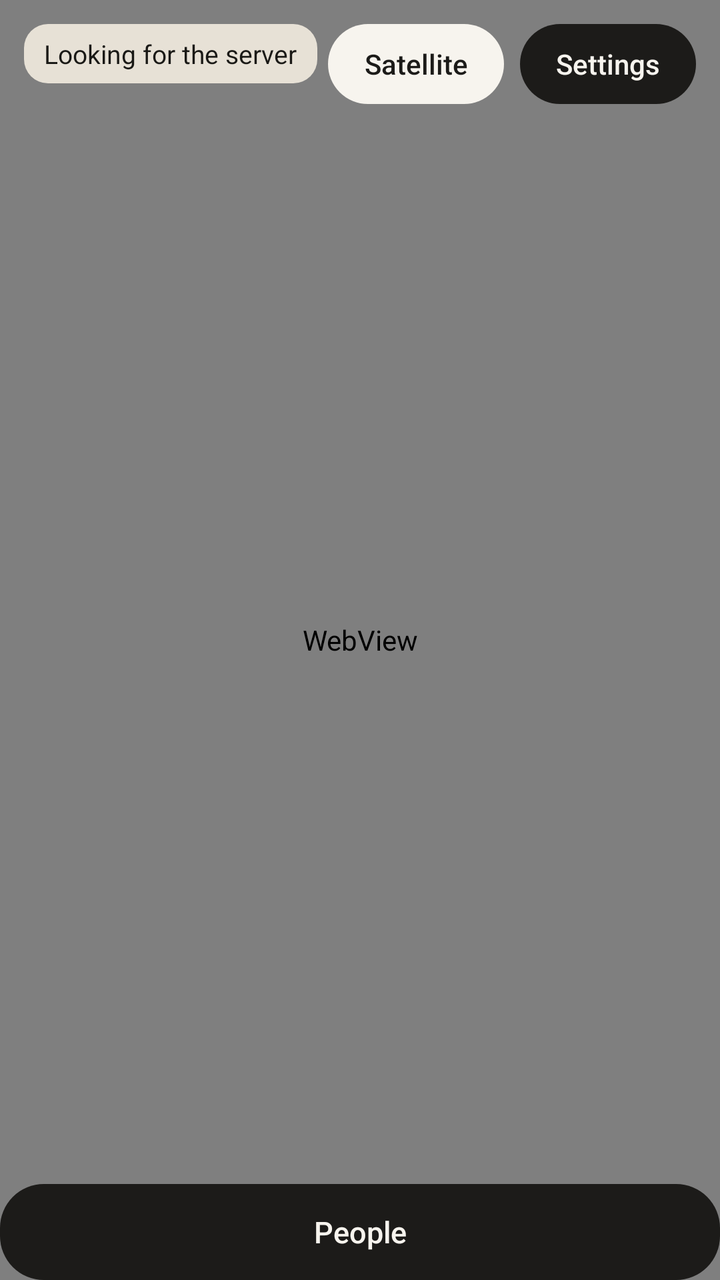
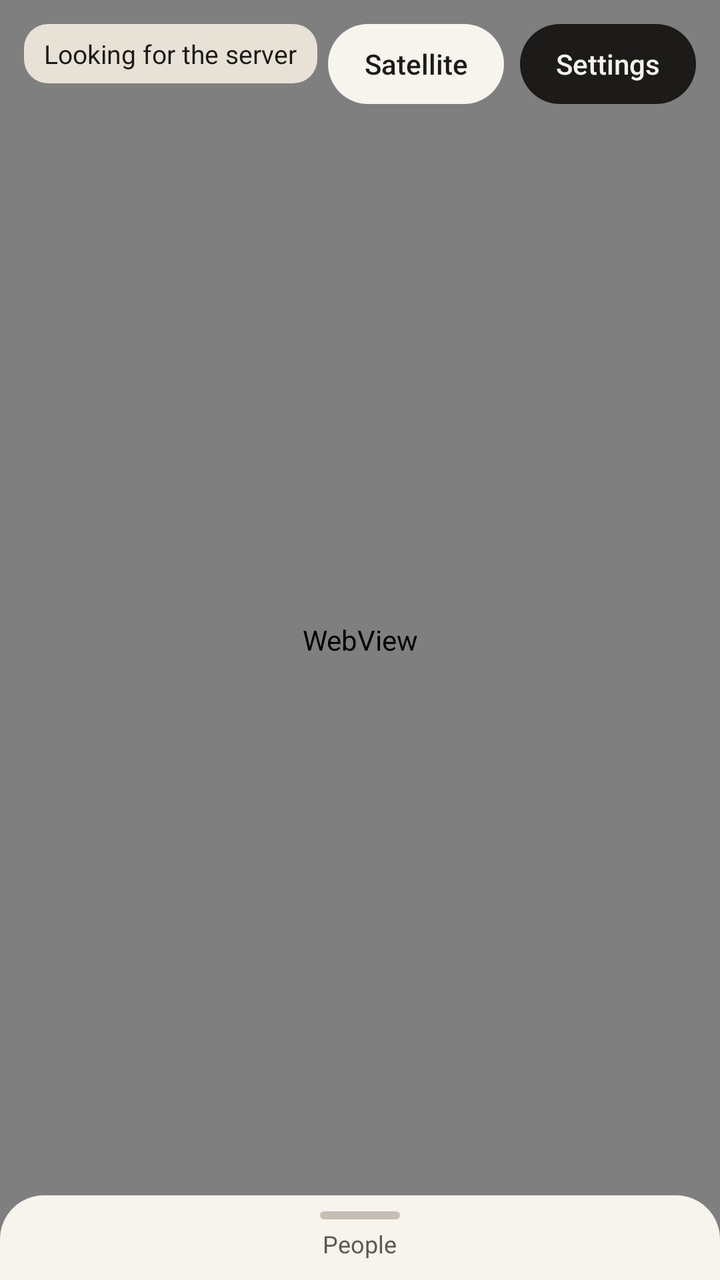

Before-and-after screenshots of an Android layout around one commit, followed by the original layout XML and the change that was made.
<!-- AndroidManifest.xml: application theme android:Theme.Material.Light.NoActionBar -->
<!-- res/layout/activity_map.xml -->
<?xml version="1.0" encoding="utf-8"?>
<FrameLayout xmlns:android="http://schemas.android.com/apk/res/android"
    android:layout_width="match_parent"
    android:layout_height="match_parent"
    android:background="#E7E2D6">

    <WebView
        android:id="@+id/map"
        android:layout_width="match_parent"
        android:layout_height="match_parent" />

    <LinearLayout
        android:layout_width="match_parent"
        android:layout_height="wrap_content"
        android:gravity="end"
        android:orientation="horizontal"
        android:padding="12dp">

        <Button
            android:id="@+id/satelliteButton"
            android:layout_width="wrap_content"
            android:layout_height="40dp"
            android:layout_marginRight="8dp"
            android:background="@drawable/pill_light"
            android:stateListAnimator="@null"
            android:paddingLeft="16dp"
            android:paddingRight="16dp"
            android:text="Satellite"
            android:textAllCaps="false"
            android:textColor="#1C1B19"
            android:textSize="14sp" />

        <Button
            android:id="@+id/settingsButton"
            android:layout_width="wrap_content"
            android:layout_height="40dp"
            android:background="@drawable/pill_dark"
            android:stateListAnimator="@null"
            android:paddingLeft="16dp"
            android:paddingRight="16dp"
            android:text="Settings"
            android:textAllCaps="false"
            android:textColor="#F7F4EE"
            android:textSize="14sp" />
    </LinearLayout>

    <TextView
        android:id="@+id/statusText"
        android:layout_width="wrap_content"
        android:layout_height="wrap_content"
        android:layout_gravity="top|start"
        android:layout_margin="12dp"
        android:background="@drawable/status_bg"
        android:paddingLeft="10dp"
        android:paddingTop="6dp"
        android:paddingRight="10dp"
        android:paddingBottom="6dp"
        android:text="Looking for the server"
        android:textColor="#1A1916"
        android:textSize="13sp" />

    <LinearLayout
        android:layout_width="match_parent"
        android:layout_height="wrap_content"
        android:layout_gravity="bottom"
        android:orientation="vertical">

        <LinearLayout
            android:id="@+id/personCard"
            android:layout_width="match_parent"
            android:layout_height="wrap_content"
            android:layout_marginLeft="12dp"
            android:layout_marginRight="12dp"
            android:layout_marginBottom="8dp"
            android:background="@drawable/card_bg"
            android:orientation="vertical"
            android:padding="14dp"
            android:visibility="gone">

            <TextView
                android:id="@+id/cardName"
                android:layout_width="match_parent"
                android:layout_height="wrap_content"
                android:textColor="#1C1B19"
                android:textSize="18sp"
                android:textStyle="bold" />

            <TextView
                android:id="@+id/cardArrived"
                android:layout_width="match_parent"
                android:layout_height="wrap_content"
                android:paddingTop="4dp"
                android:textColor="#5C584F"
                android:textSize="14sp" />

            <TextView
                android:id="@+id/cardStay"
                android:layout_width="match_parent"
                android:layout_height="wrap_content"
                android:paddingTop="2dp"
                android:paddingBottom="10dp"
                android:textColor="#5C584F"
                android:textSize="14sp" />

            <LinearLayout
                android:layout_width="match_parent"
                android:layout_height="wrap_content"
                android:orientation="horizontal">

                <Button
                    android:id="@+id/cardView"
                    android:layout_width="0dp"
                    android:layout_height="40dp"
                    android:layout_marginRight="6dp"
                    android:layout_weight="1"
                    android:background="@drawable/pill_light"
                    android:stateListAnimator="@null"
                    android:text="View"
                    android:textAllCaps="false"
                    android:textColor="#1C1B19" />

                <Button
                    android:id="@+id/cardCall"
                    android:layout_width="0dp"
                    android:layout_height="40dp"
                    android:layout_marginRight="6dp"
                    android:layout_weight="1"
                    android:background="@drawable/pill_light"
                    android:stateListAnimator="@null"
                    android:text="Call"
                    android:textAllCaps="false"
                    android:textColor="#1C1B19" />

                <Button
                    android:id="@+id/cardText"
                    android:layout_width="0dp"
                    android:layout_height="40dp"
                    android:layout_weight="1"
                    android:background="@drawable/pill_dark"
                    android:stateListAnimator="@null"
                    android:text="Text"
                    android:textAllCaps="false"
                    android:textColor="#F7F4EE" />
            </LinearLayout>
        </LinearLayout>

        <LinearLayout
            android:id="@+id/sheet"
            android:layout_width="match_parent"
            android:layout_height="wrap_content"
            android:background="@drawable/sheet_bg"
            android:orientation="vertical"
            android:paddingLeft="16dp"
            android:paddingTop="12dp"
            android:paddingRight="16dp"
            android:visibility="gone">

            <TextView
                android:layout_width="match_parent"
                android:layout_height="wrap_content"
                android:paddingBottom="6dp"
                android:text="People in your group"
                android:textColor="#1A1916"
                android:textSize="16sp"
                android:textStyle="bold" />

            <ScrollView
                android:layout_width="match_parent"
                android:layout_height="280dp">

                <LinearLayout
                    android:id="@+id/peopleList"
                    android:layout_width="match_parent"
                    android:layout_height="wrap_content"
                    android:orientation="vertical" />
            </ScrollView>
        </LinearLayout>

        <Button
            android:id="@+id/peopleTab"
            android:layout_width="match_parent"
            android:layout_height="48dp"
            android:background="@drawable/pill_dark"
            android:stateListAnimator="@null"
            android:text="People"
            android:textAllCaps="false"
            android:textColor="#F7F4EE"
            android:textSize="15sp" />
    </LinearLayout>
</FrameLayout>
<!-- resources referenced by this layout -->
<resources>
  <!-- drawable card_bg (drawable) -->
  <?xml version="1.0" encoding="utf-8"?>
  <shape xmlns:android="http://schemas.android.com/apk/res/android" android:shape="rectangle">
      <solid android:color="#FFFFFF" />
      <corners android:radius="18dp" />
  </shape>
  <!-- drawable pill_dark (drawable) -->
  <?xml version="1.0" encoding="utf-8"?>
  <shape xmlns:android="http://schemas.android.com/apk/res/android" android:shape="rectangle">
      <solid android:color="#1C1B19" />
      <corners android:radius="22dp" />
  </shape>
  <!-- drawable pill_light (drawable) -->
  <?xml version="1.0" encoding="utf-8"?>
  <shape xmlns:android="http://schemas.android.com/apk/res/android" android:shape="rectangle">
      <solid android:color="#F7F4EE" />
      <corners android:radius="22dp" />
  </shape>
  <!-- drawable sheet_bg (drawable) -->
  <?xml version="1.0" encoding="utf-8"?>
  <shape xmlns:android="http://schemas.android.com/apk/res/android" android:shape="rectangle">
      <solid android:color="#F7F4EE" />
      <corners android:topLeftRadius="22dp" android:topRightRadius="22dp" />
  </shape>
  <!-- drawable status_bg (drawable) -->
  <?xml version="1.0" encoding="utf-8"?>
  <shape xmlns:android="http://schemas.android.com/apk/res/android" android:shape="rectangle">
      <solid android:color="#E7E1D6" />
      <corners android:radius="12dp" />
  </shape>
</resources>

<!-- the commit's change to res/layout/activity_map.xml (unified diff, before → after) -->
@@ -176,15 +176,29 @@
             </ScrollView>
         </LinearLayout>
 
-        <Button
+        <LinearLayout
             android:id="@+id/peopleTab"
             android:layout_width="match_parent"
-            android:layout_height="48dp"
-            android:background="@drawable/pill_dark"
-            android:stateListAnimator="@null"
-            android:text="People"
-            android:textAllCaps="false"
-            android:textColor="#F7F4EE"
-            android:textSize="15sp" />
+            android:layout_height="wrap_content"
+            android:background="@drawable/sheet_bg"
+            android:gravity="center_horizontal"
+            android:orientation="vertical"
+            android:paddingTop="8dp"
+            android:paddingBottom="10dp">
+
+            <View
+                android:layout_width="40dp"
+                android:layout_height="4dp"
+                android:background="@drawable/grabber" />
+
+            <TextView
+                android:id="@+id/peopleLabel"
+                android:layout_width="wrap_content"
+                android:layout_height="wrap_content"
+                android:paddingTop="4dp"
+                android:text="People"
+                android:textColor="#5C584F"
+                android:textSize="12sp" />
+        </LinearLayout>
     </LinearLayout>
 </FrameLayout>
<!-- resource entries referenced after the edit -->
@@ -5,6 +5,12 @@
   <shape xmlns:android="http://schemas.android.com/apk/res/android" android:shape="rectangle">
       <solid android:color="#FFFFFF" />
       <corners android:radius="18dp" />
+  </shape>
+  <!-- drawable grabber (drawable) -->
+  <?xml version="1.0" encoding="utf-8"?>
+  <shape xmlns:android="http://schemas.android.com/apk/res/android" android:shape="rectangle">
+      <solid android:color="#C4BEB4" />
+      <corners android:radius="2dp" />
   </shape>
   <!-- drawable pill_dark (drawable) -->
   <?xml version="1.0" encoding="utf-8"?>
